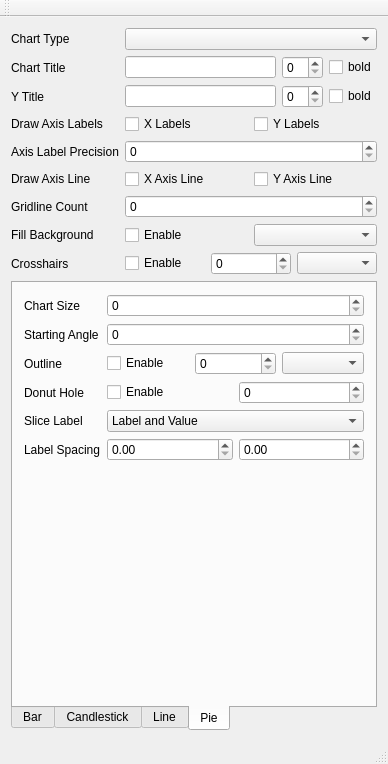
presstab/psscharts, file chartexamples/mainwindow.ui: the form before one commit.
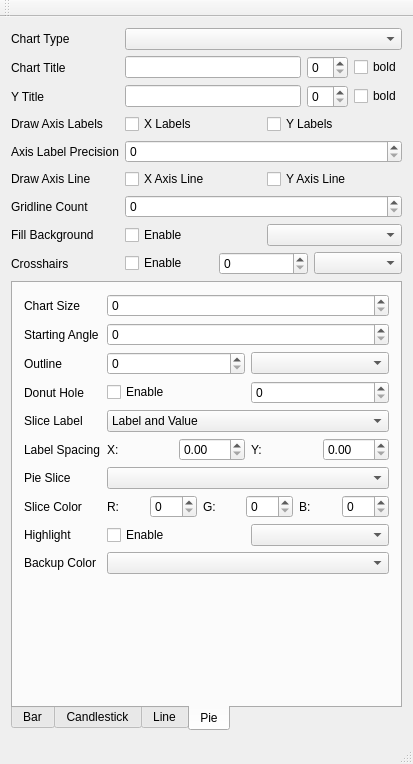
The form after the commit.

Commit message: Chart color changing

```diff
--- a/chartexamples/mainwindow.ui
+++ b/chartexamples/mainwindow.ui
@@ -6,7 +6,7 @@
    <rect>
     <x>0</x>
     <y>0</y>
-    <width>388</width>
+    <width>413</width>
     <height>764</height>
    </rect>
   </property>
@@ -581,13 +581,6 @@
             </item>
             <item row="2" column="1">
              <layout class="QHBoxLayout" name="horizontalLayout_29">
-              <item>
-               <widget class="QCheckBox" name="checkboxPieOutline">
-                <property name="text">
-                 <string>Enable</string>
-                </property>
-               </widget>
-              </item>
               <item>
                <widget class="QSpinBox" name="spinboxPieOutline"/>
               </item>
@@ -649,14 +642,122 @@
             </item>
             <item row="5" column="1">
              <layout class="QHBoxLayout" name="horizontalLayout_30">
+              <item>
+               <widget class="QLabel" name="label_25">
+                <property name="text">
+                 <string>X:</string>
+                </property>
+               </widget>
+              </item>
               <item>
                <widget class="QDoubleSpinBox" name="doublespinboxPieLabelX"/>
               </item>
+              <item>
+               <widget class="QLabel" name="label_27">
+                <property name="text">
+                 <string>Y:</string>
+                </property>
+               </widget>
+              </item>
               <item>
                <widget class="QDoubleSpinBox" name="doublespinboxPieLabelY"/>
               </item>
              </layout>
             </item>
+            <item row="7" column="0">
+             <widget class="QLabel" name="label_28">
+              <property name="text">
+               <string>Slice Color</string>
+              </property>
+             </widget>
+            </item>
+            <item row="6" column="0">
+             <widget class="QLabel" name="label_32">
+              <property name="text">
+               <string>Pie Slice</string>
+              </property>
+             </widget>
+            </item>
+            <item row="6" column="1">
+             <widget class="QComboBox" name="comboboxPieSlice"/>
+            </item>
+            <item row="8" column="0">
+             <widget class="QLabel" name="label_33">
+              <property name="text">
+               <string>Highlight</string>
+              </property>
+             </widget>
+            </item>
+            <item row="8" column="1">
+             <layout class="QHBoxLayout" name="horizontalLayout_19">
+              <item>
+               <widget class="QCheckBox" name="checkboxPieHighlight">
+                <property name="text">
+                 <string>Enable</string>
+                </property>
+               </widget>
+              </item>
+              <item>
+               <widget class="QComboBox" name="comboboxPieHighlight"/>
+              </item>
+             </layout>
+            </item>
+            <item row="7" column="1">
+             <layout class="QHBoxLayout" name="horizontalLayout_18">
+              <item>
+               <widget class="QLabel" name="label_30">
+                <property name="text">
+                 <string>R:</string>
+                </property>
+               </widget>
+              </item>
+              <item>
+               <widget class="QSpinBox" name="spinboxPieRed">
+                <property name="maximum">
+                 <number>255</number>
+                </property>
+               </widget>
+              </item>
+              <item>
+               <widget class="QLabel" name="label_31">
+                <property name="text">
+                 <string>G:</string>
+                </property>
+               </widget>
+              </item>
+              <item>
+               <widget class="QSpinBox" name="spinboxPieGreen">
+                <property name="maximum">
+                 <number>255</number>
+                </property>
+               </widget>
+              </item>
+              <item>
+               <widget class="QLabel" name="label_29">
+                <property name="text">
+                 <string>B:</string>
+                </property>
+               </widget>
+              </item>
+              <item>
+               <widget class="QSpinBox" name="spinboxPieBlue">
+                <property name="maximum">
+                 <number>255</number>
+                </property>
+               </widget>
+              </item>
+             </layout>
+            </item>
+            <item row="9" column="0">
+             <widget class="QLabel" name="label_34">
+              <property name="text">
+               <string>Backup Color</string>
+              </property>
+             </widget>
+            </item>
+            <item row="9" column="1">
+             <widget class="QComboBox" name="comboboxPieSliceColor"/>
+            </item>
            </layout>
           </widget>
          </widget>
```
Left out of the diff: 4 changed lines with no effect on the pictures. The commit also changes 4 other files.
